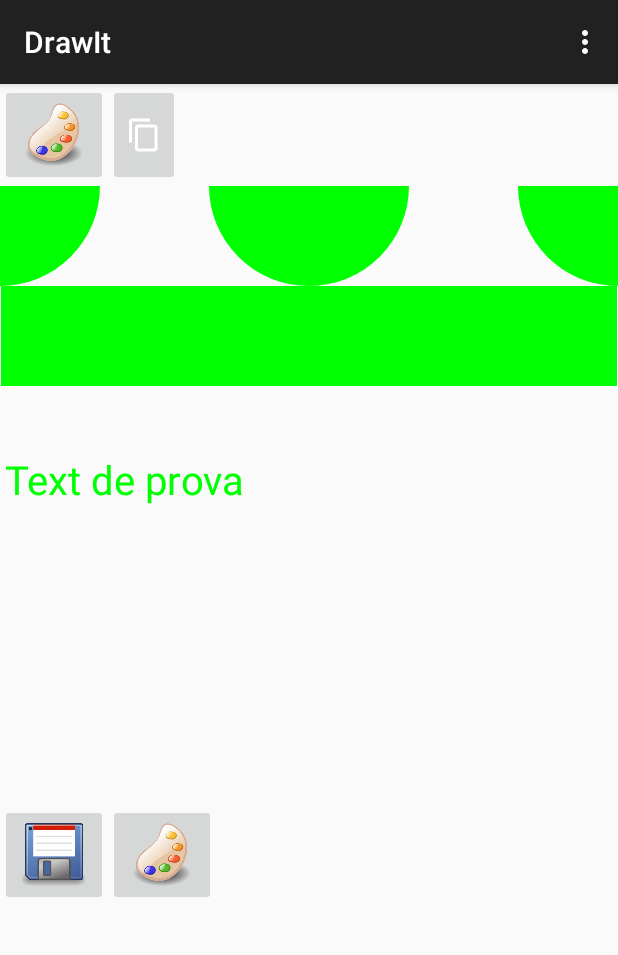
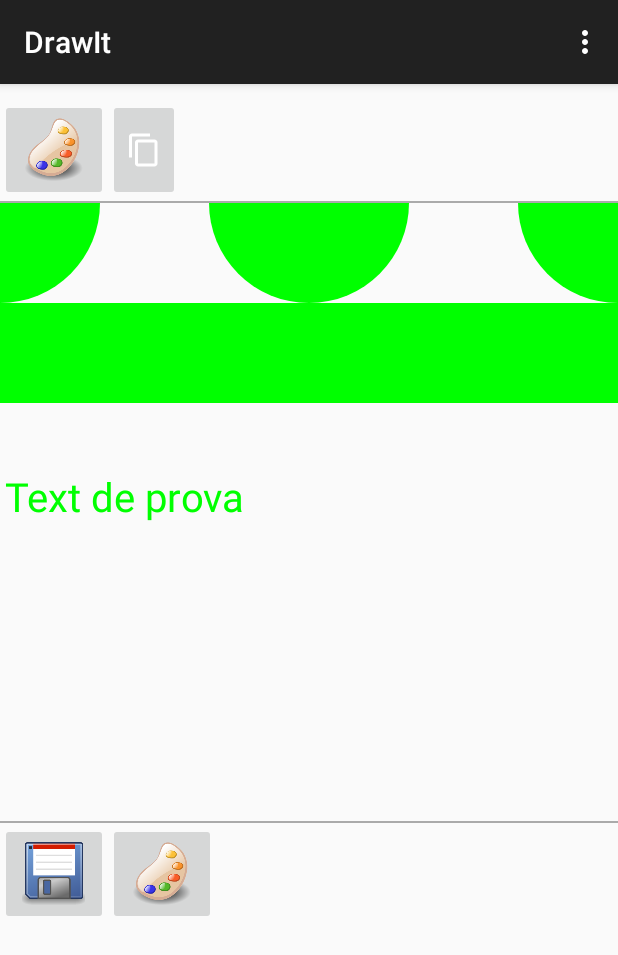
Before and after one commit to aleixpb2/DrawIt, an Android app: the screen it shows after launch (MainActivity), after a tap on an icon or button, on a phone screen of 412 x 824 dp. Shown: the top 955 px of the screen. Run offline under Robolectric (Android 15) with nearby library versions, the phone set to English and light mode, and no system bars.

Commit message:
Images and more

```diff
--- a/app/src/main/AndroidManifest.xml
+++ b/app/src/main/AndroidManifest.xml
@@ -6,7 +6,8 @@
         android:allowBackup="true"
         android:icon="@mipmap/ic_launcher"
         android:label="@string/app_name"
-        android:theme="@style/AppTheme" >
+        android:theme="@style/AppTheme"
+        >
         <activity
             android:name=".MainActivity"
             android:label="@string/app_name"
--- a/app/src/main/java/com/aleix/drawit/MainActivity.java
+++ b/app/src/main/java/com/aleix/drawit/MainActivity.java
@@ -47,7 +47,7 @@ public class MainActivity extends ActionBarActivity{
             @Override
             public void onClick(View v) {
 
-                // TODO:
+                // TODO: implementar save. Mostrar toast segons si guardat correctament o no
                 /* Quan tens el file:
                 FileOutputStream fos = new FileOutputStream(pictureFile);
                 i.bitmap().compress(Bitmap.CompressFormat.PNG, 100, fos); //Comprimimos a png, con 100% de calidad y se guarda en el fos
--- a/app/src/main/java/com/aleix/drawit/customDrawItView.java
+++ b/app/src/main/java/com/aleix/drawit/customDrawItView.java
@@ -5,6 +5,7 @@ import android.graphics.Canvas;
 import android.graphics.Color;
 import android.graphics.Paint;
 import android.util.AttributeSet;
+import android.util.Log;
 import android.view.View;
 
 
@@ -18,6 +19,9 @@ public class customDrawItView extends View {
     //private float mTextWidth;
     //private float mTextHeight;
 
+    private Paint mPaint;
+    private final String LOG_TAG = customDrawItView.class.getSimpleName();
+
     @Override
     protected void onMeasure(int widthMeasureSpec, int heightMeasureSpec) {
         int width = MeasureSpec.getSize(widthMeasureSpec);
@@ -25,8 +29,6 @@ public class customDrawItView extends View {
         int size = width > height ? height : width; // minim
         setMeasuredDimension(size, size); // vista quadrada
     }
-
-    private Paint mPaint;
 
     // Constructors needed to allow the ADT to interact with the view
     public customDrawItView(Context context) {
@@ -105,8 +107,10 @@ public class customDrawItView extends View {
         //int paddingBottom = getPaddingBottom();
         int contentWidth = getWidth();// - paddingLeft - paddingRight;
         int contentHeight = getHeight();// - paddingTop - paddingBottom;
+        //Debug:
+        Log.i(LOG_TAG, "Painting:\nWidth = " + contentWidth + "\nHeight = " + contentHeight);
 
-        canvas.drawRect(1, 100, contentWidth-1, 200, mPaint);
+        canvas.drawRect(0, 100, contentWidth, 200, mPaint);
 
         canvas.drawCircle(0.0f, 0.0f, 100f, mPaint);
         canvas.drawCircle(contentWidth/2, 0.0f, 100f, mPaint);
@@ -133,7 +137,7 @@ public class customDrawItView extends View {
 
     public void setPaintColor(int paintColor){
         mPaint.setColor(paintColor);
-        invalidate();
+        invalidate(); // TODO: no cal
     }
 
     /*
--- a/app/src/main/res/layout/activity_main.xml
+++ b/app/src/main/res/layout/activity_main.xml
@@ -2,6 +2,7 @@
     xmlns:tools="http://schemas.android.com/tools"
     android:layout_width="match_parent"
     android:layout_height="match_parent"
+    android:paddingTop="10dp"
 
     tools:context=".MainActivity"
     android:weightSum="1"
@@ -22,15 +23,21 @@
             android:id="@+id/button2"/>
         </LinearLayout>
 
+    <View style="@style/Divider"/>
+
 
     <com.aleix.drawit.customDrawItView
         android:layout_width="match_parent"
         android:layout_height="match_parent"
         android:id="@+id/customDrawItView"/>
 
+    <View style="@style/Divider"/>
+
     <LinearLayout
         android:layout_width="match_parent"
-        android:layout_height="wrap_content">
+        android:layout_height="wrap_content"
+        android:paddingBottom="10dp"
+        >
 
         <ImageButton
             android:layout_width="wrap_content"
--- a/app/src/main/res/values/styles.xml
+++ b/app/src/main/res/values/styles.xml
@@ -5,4 +5,10 @@
         <!-- Customize your theme here. -->
     </style>
 
+    <style name="Divider">
+        <item name="android:layout_width">match_parent</item>
+        <item name="android:layout_height">1dp</item>
+        <item name="android:background">@android:color/darker_gray</item>
+    </style>
+
 </resources>
```
Also changed, not shown: app/src/main/res/layout/custom_draw_it_view.xml (renamed from app/src/main/res/layout/sample_custom_draw_it_view.xml), app/src/main/res/mipmap-hdpi/undo.png (added), app/src/main/res/mipmap-mdpi/undo.png (added), app/src/main/res/mipmap-xhdpi/undo.png (added), app/src/main/res/mipmap-xxhdpi/undo.png (added), app/src/main/res/mipmap-xxxhdpi/undo.png (added), app/src/main/undo-web.png (added).
